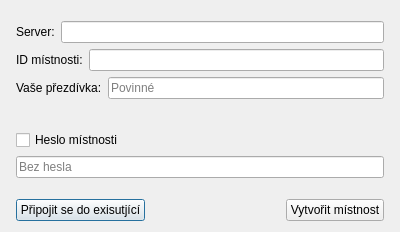
RxiPland/crypto_chat, file crypto_chat/roomdialog.ui: the form before one commit.
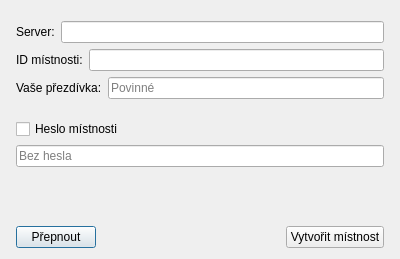
The form after the commit.

Diff of the .ui file:
```diff
--- a/crypto_chat/roomdialog.ui
+++ b/crypto_chat/roomdialog.ui
@@ -7,7 +7,7 @@
     <x>0</x>
     <y>0</y>
     <width>400</width>
-    <height>232</height>
+    <height>259</height>
    </rect>
   </property>
   <property name="windowTitle">
@@ -122,12 +122,12 @@
           <enum>Qt::Vertical</enum>
          </property>
          <property name="sizeType">
-          <enum>QSizePolicy::Expanding</enum>
+          <enum>QSizePolicy::Fixed</enum>
          </property>
          <property name="sizeHint" stdset="0">
           <size>
            <width>20</width>
-           <height>30</height>
+           <height>14</height>
           </size>
          </property>
         </spacer>
@@ -190,7 +190,7 @@
          <item>
           <widget class="QPushButton" name="pushButton_2">
            <property name="text">
-            <string>Připojit se do exisutjící</string>
+            <string>Přepnout</string>
            </property>
           </widget>
          </item>
```
Left out of the diff: 8 changed lines with no effect on the pictures.
